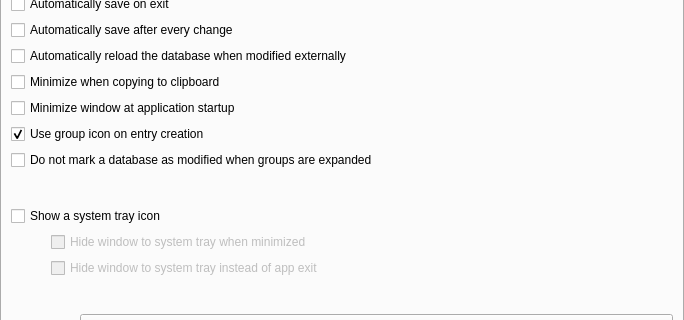
Old version of the form src/gui/SettingsWidgetGeneral.ui in the repository keepassxreboot/keepassxc; both pictures show x 0 to 684 and y 119 to 439 of the 684 by 732 pixel window.
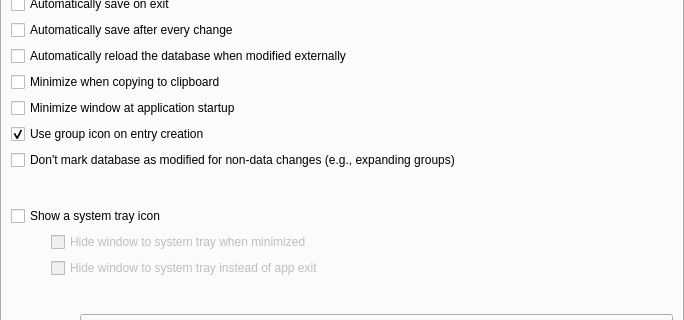
New version of the form. Custom widgets are drawn as their Qt base class.

Commit message: Generalizing option to non-data changes.

The edit to the form file:
```diff
--- a/src/gui/SettingsWidgetGeneral.ui
+++ b/src/gui/SettingsWidgetGeneral.ui
@@ -108,7 +108,7 @@
        <item>
         <widget class="QCheckBox" name="ignoreGroupExpansionCheckBox">
          <property name="text">
-          <string>Do not mark a database as modified when groups are expanded</string>
+          <string>Don't mark database as modified for non-data changes (e.g., expanding groups)</string>
          </property>
         </widget>
        </item>
```
